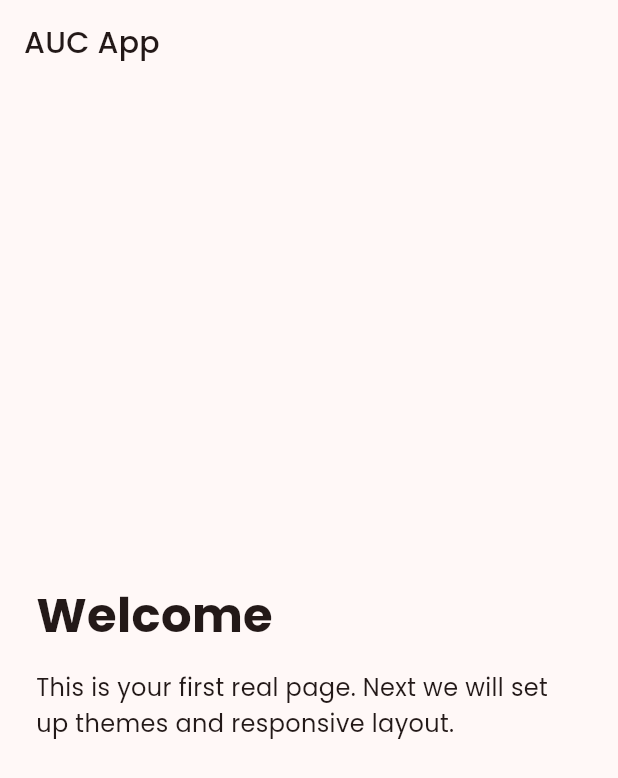
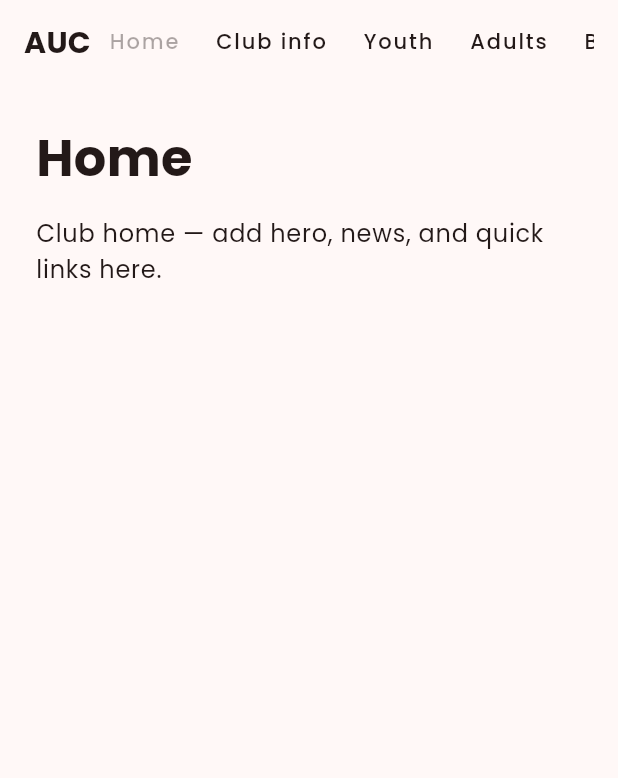
Before and after one commit to curtis-clement/auc_app, a Flutter app: the screen it shows after launch, on a phone screen of 412 x 824 dp. Shown: the top 778 px of the screen. Run offline on Flutter 3.47's test engine with Material 3 defaults, Android fonts, the phone set to English and light mode, and no system bars; our stand-ins replace go_router, google_fonts.

Commit message:
add initial navigation, update route imports

```diff
--- /dev/null
+++ b/lib/core/navigation/main_scaffold.dart
@@ -0,0 +1,63 @@
+import 'package:flutter/material.dart';
+import 'package:go_router/go_router.dart';
+
+import 'package:auc_app/core/navigation/nav_link.dart';
+import 'package:auc_app/core/navigation/navigation_path_utils.dart';
+import 'package:auc_app/router/routes.dart';
+
+class MainScaffold extends StatelessWidget {
+  const MainScaffold({super.key, required this.child});
+
+  final Widget child;
+
+  static const _items = <({String path, String label})>[
+    (path: AppRoutes.home, label: 'Home'),
+    (path: AppRoutes.club, label: 'Club info'),
+    (path: AppRoutes.youth, label: 'Youth'),
+    (path: AppRoutes.adults, label: 'Adults'),
+    (path: AppRoutes.board, label: 'Board'),
+  ];
+
+  @override
+  Widget build(BuildContext context) {
+    final location = GoRouterState.of(context).uri.path;
+
+    return Scaffold(
+      appBar: AppBar(
+        centerTitle: false,
+        titleSpacing: 16,
+        title: Row(
+          children: [
+            Text(
+              'AUC',
+              style: Theme.of(context).textTheme.titleLarge?.copyWith(
+                fontWeight: FontWeight.bold,
+                color: Theme.of(context).colorScheme.onSurface,
+              ),
+            ),
+            Expanded(
+              child: Align(
+                alignment: Alignment.centerRight,
+                child: SingleChildScrollView(
+                  scrollDirection: Axis.horizontal,
+                  child: Row(
+                    mainAxisSize: MainAxisSize.min,
+                    children: [
+                      for (final item in _items)
+                        NavLink(
+                          path: item.path,
+                          label: item.label,
+                          selected: primaryNavPathMatches(location, item.path),
+                        ),
+                    ],
+                  ),
+                ),
+              ),
+            ),
+          ],
+        ),
+      ),
+      body: child,
+    );
+  }
+}
--- /dev/null
+++ b/lib/core/navigation/nav_link.dart
@@ -0,0 +1,28 @@
+import 'package:flutter/material.dart';
+import 'package:go_router/go_router.dart';
+
+class NavLink extends StatelessWidget {
+  const NavLink({
+    super.key,
+    required this.path,
+    required this.label,
+    required this.selected,
+  });
+
+  final String path;
+  final String label;
+  final bool selected;
+
+  @override
+  Widget build(BuildContext context) {
+    return TextButton(
+      onPressed: selected ? null : () => context.go(path),
+      style: TextButton.styleFrom(
+        foregroundColor: selected
+            ? Theme.of(context).colorScheme.primary
+            : Theme.of(context).colorScheme.onSurface,
+      ),
+      child: Text(label),
+    );
+  }
+}
--- /dev/null
+++ b/lib/core/navigation/navigation_path_utils.dart
@@ -0,0 +1,8 @@
+import 'package:auc_app/router/routes.dart';
+
+bool primaryNavPathMatches(String currentPath, String routePath) {
+  if (routePath == AppRoutes.home) {
+    return currentPath == AppRoutes.home || currentPath.isEmpty;
+  }
+  return currentPath == routePath || currentPath.startsWith('$routePath/');
+}
--- a/lib/main.dart
+++ b/lib/main.dart
@@ -1,6 +1,7 @@
 import 'package:flutter/material.dart';
-import 'pages/landing_page.dart';
-import 'theme/app_theme.dart';
+
+import 'package:auc_app/core/theme/app_theme.dart';
+import 'package:auc_app/router/app_router.dart';
 
 void main() {
   runApp(const MyApp());
@@ -9,15 +10,14 @@ void main() {
 class MyApp extends StatelessWidget {
   const MyApp({super.key});
 
-  // This widget is the root of your application.
   @override
   Widget build(BuildContext context) {
-    return MaterialApp(
+    return MaterialApp.router(
       title: 'AUC App',
       theme: AppTheme.light(),
       darkTheme: AppTheme.dark(),
       themeMode: ThemeMode.system,
-      home: const LandingPage(),
+      routerConfig: appRouter,
     );
   }
 }
--- /dev/null
+++ b/lib/pages/board_landing_page.dart
@@ -0,0 +1,15 @@
+import 'package:flutter/material.dart';
+
+import 'package:auc_app/pages/section_placeholder_page.dart';
+
+class BoardLandingPage extends StatelessWidget {
+  const BoardLandingPage({super.key});
+
+  @override
+  Widget build(BuildContext context) {
+    return const SectionPlaceholderPage(
+      title: 'Board',
+      description: 'Board members, governance, and club policy information.',
+    );
+  }
+}
--- /dev/null
+++ b/lib/pages/club_info_page.dart
@@ -0,0 +1,16 @@
+import 'package:flutter/material.dart';
+
+import 'package:auc_app/pages/section_placeholder_page.dart';
+
+class ClubInfoPage extends StatelessWidget {
+  const ClubInfoPage({super.key});
+
+  @override
+  Widget build(BuildContext context) {
+    return const SectionPlaceholderPage(
+      title: 'Club info',
+      description:
+          'History, facilities, contacts, and general club information.',
+    );
+  }
+}
--- /dev/null
+++ b/lib/pages/home_page.dart
@@ -0,0 +1,33 @@
+import 'package:flutter/material.dart';
+
+class HomePage extends StatelessWidget {
+  const HomePage({super.key});
+
+  @override
+  Widget build(BuildContext context) {
+    return SingleChildScrollView(
+      padding: const EdgeInsets.all(24),
+      child: Center(
+        child: ConstrainedBox(
+          constraints: const BoxConstraints(maxWidth: 800),
+          child: Column(
+            crossAxisAlignment: CrossAxisAlignment.start,
+            children: [
+              Text(
+                'Home',
+                style: Theme.of(context).textTheme.headlineMedium?.copyWith(
+                  fontWeight: FontWeight.bold,
+                ),
+              ),
+              const SizedBox(height: 12),
+              Text(
+                'Club home — add hero, news, and quick links here.',
+                style: Theme.of(context).textTheme.bodyLarge,
+              ),
+            ],
+          ),
+        ),
+      ),
+    );
+  }
+}
--- a/lib/pages/landing_page.dart
+++ /dev/null
@@ -1,40 +0,0 @@
-import 'package:flutter/material.dart';
-
-class LandingPage extends StatelessWidget {
-  const LandingPage({super.key});
-
-  @override
-  Widget build(BuildContext context) {
-    return Scaffold(
-      appBar: AppBar(
-        title: const Text('AUC App'),
-      ),
-      body: Center(
-        child: ConstrainedBox(
-          constraints: const BoxConstraints(maxWidth: 800),
-          child: Padding(
-            padding: const EdgeInsets.symmetric(horizontal: 24.0),
-            child: Column(
-              mainAxisSize: MainAxisSize.min,
-              crossAxisAlignment: CrossAxisAlignment.start,
-              children: const [
-                Text(
-                  'Welcome',
-                  style: TextStyle(
-                    fontSize: 32,
-                    fontWeight: FontWeight.bold,
-                  ),
-                ),
-                SizedBox(height: 12),
-                Text(
-                  'This is your first real page. Next we will set up themes and responsive layout.',
-                  style: TextStyle(fontSize: 16),
-                ),
-              ],
-            ),
-          ),
-        ),
-      ),
-    );
-  }
-}
--- /dev/null
+++ b/lib/pages/youth_landing_page.dart
@@ -0,0 +1,16 @@
+import 'package:flutter/material.dart';
+
+import 'package:auc_app/pages/section_placeholder_page.dart';
+
+class YouthLandingPage extends StatelessWidget {
+  const YouthLandingPage({super.key});
+
+  @override
+  Widget build(BuildContext context) {
+    return const SectionPlaceholderPage(
+      title: 'Youth',
+      description:
+          'Youth teams, training times, and age-group information will go here.',
+    );
+  }
+}
--- /dev/null
+++ b/lib/router/app_router.dart
@@ -0,0 +1,54 @@
+import 'package:flutter/material.dart';
+import 'package:go_router/go_router.dart';
+
+import 'package:auc_app/core/navigation/main_scaffold.dart';
+import 'package:auc_app/pages/adult_landing_page.dart';
+import 'package:auc_app/pages/board_landing_page.dart';
+import 'package:auc_app/pages/club_info_page.dart';
+import 'package:auc_app/pages/home_page.dart';
+import 'package:auc_app/pages/youth_landing_page.dart';
+import 'package:auc_app/router/routes.dart';
+
+final GlobalKey<NavigatorState> _rootNavigatorKey = GlobalKey<NavigatorState>();
+
+GoRouter createAppRouter() {
+  return GoRouter(
+    navigatorKey: _rootNavigatorKey,
+    initialLocation: AppRoutes.home,
+    routes: [
+      ShellRoute(
+        builder: (context, state, child) => MainScaffold(child: child),
+        routes: [
+          GoRoute(
+            path: AppRoutes.home,
+            name: 'home',
+            builder: (context, state) => const HomePage(),
+          ),
+          GoRoute(
+            path: AppRoutes.club,
+            name: 'club',
+            builder: (context, state) => const ClubInfoPage(),
+          ),
+          GoRoute(
+            path: AppRoutes.youth,
+            name: 'youth',
+            builder: (context, state) => const YouthLandingPage(),
+          ),
+          GoRoute(
+            path: AppRoutes.adults,
+            name: 'adults',
+            builder: (context, state) => const AdultLandingPage(),
+          ),
+          GoRoute(
+            path: AppRoutes.board,
+            name: 'board',
+            builder: (context, state) => const BoardLandingPage(),
+          ),
+        ],
+      ),
+    ],
+  );
+}
+
+/// Global router instance for [MaterialApp.router].
+final GoRouter appRouter = createAppRouter();
--- /dev/null
+++ b/lib/router/routes.dart
@@ -0,0 +1,8 @@
+/// Top-level URL paths for the public site (navigation bar).
+abstract final class AppRoutes {
+  static const home = '/';
+  static const club = '/club';
+  static const youth = '/youth';
+  static const adults = '/adults';
+  static const board = '/board';
+}
```
Also changed, not shown: lib/core/theme/app_theme.dart (renamed from lib/theme/app_theme.dart, +4 -10 lines), lib/pages/adult_landing_page.dart (added, +16 -0 lines), lib/pages/section_placeholder_page.dart (added, +38 -0 lines), lib/core/theme/app_colors.dart (line endings or trailing spaces), lib/core/theme/app_typography.dart (line endings or trailing spaces), 1 other file.
